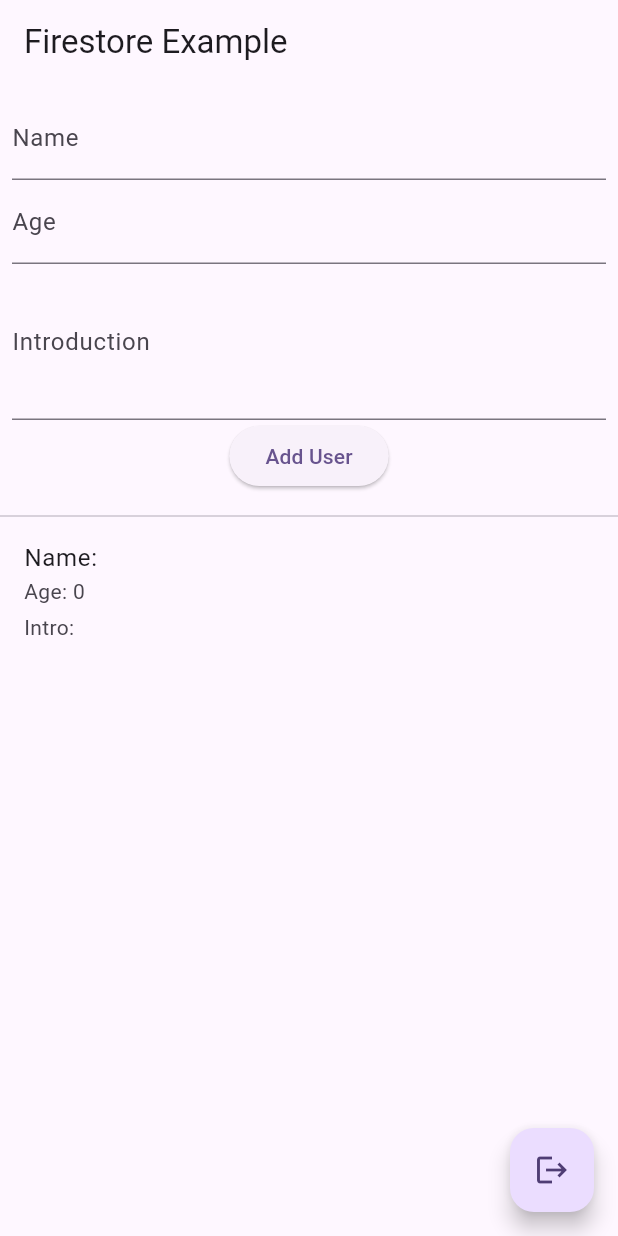
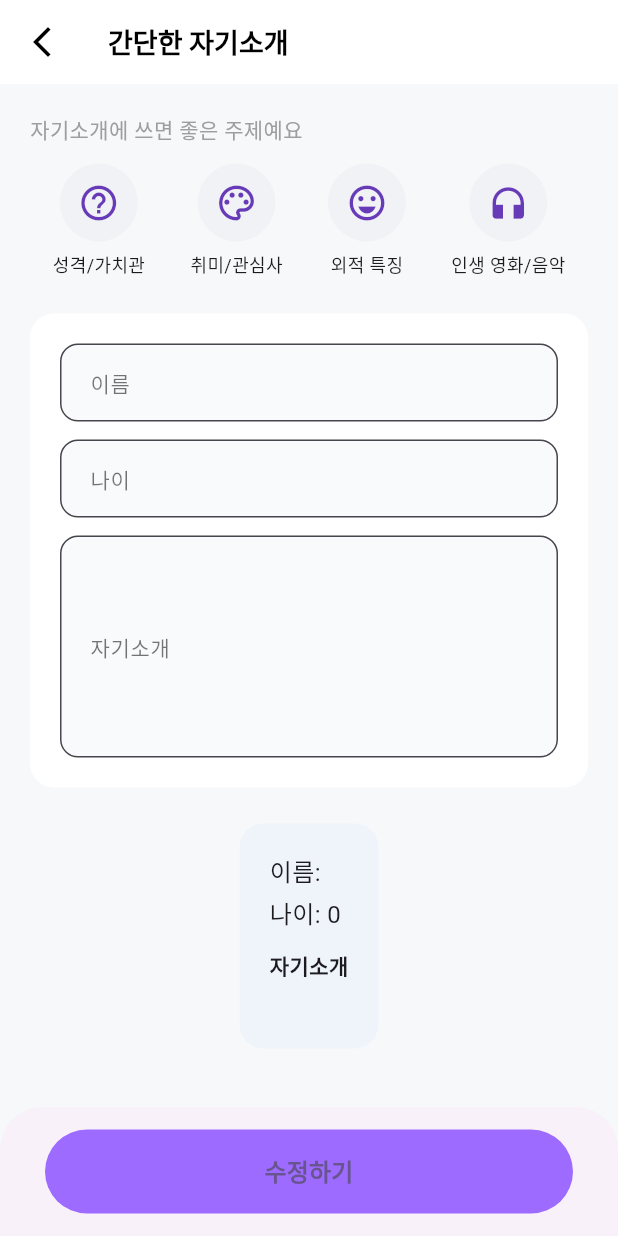
Before and after one commit to Geunwoo-Jeon/meeting, a Flutter app: the FirestorePage screen opened directly, on a phone screen of 412 x 824 dp. Run offline on Flutter 3.47's test engine with Material 3 defaults, Android fonts, the phone set to English and light mode, and no system bars; our stand-ins replace cloud_firestore, firebase_auth, firebase_core, google_sign_in; accounts and stored records are empty.

Commit message:
First UI design from GPT

```diff
--- a/lib/firestore_app/screens/firestore_page.dart
+++ b/lib/firestore_app/screens/firestore_page.dart
@@ -19,9 +19,9 @@ class _FirestorePageState extends State<FirestorePage> {
   final TextEditingController _introductionController = TextEditingController();
 
   void _addUser() {
-    final String name = _nameController.text;
-    final int? age = int.tryParse(_ageController.text);
-    final String introduction = _introductionController.text;
+    final String name = _nameController.text.trim();
+    final int? age = int.tryParse(_ageController.text.trim());
+    final String introduction = _introductionController.text.trim();
     if (name.isNotEmpty && age != null) {
       _firestoreService.addUser(name, age, introduction);
     }
@@ -29,43 +29,149 @@ class _FirestorePageState extends State<FirestorePage> {
 
   @override
   Widget build(BuildContext context) {
+    const Color primaryColor = Color(0xFF9D6BFF);
+    const Color backgroundColor = Color(0xFFF6F8FA);
+    const double borderRadius = 16.0;
+
     return Scaffold(
-      appBar: AppBar(title: const Text('Firestore Example')),
-      body: Column(
-        children: [
-          SingleChildScrollView(
-            padding: const EdgeInsets.all(8.0),
+      backgroundColor: backgroundColor,
+      appBar: AppBar(
+        backgroundColor: Colors.white,
+        elevation: 0,
+        title: const Text(
+          '간단한 자기소개',
+          style: TextStyle(
+            color: Colors.black,
+            fontSize: 18,
+            fontWeight: FontWeight.bold,
+          ),
+        ),
+        leading: IconButton(
+          icon: const Icon(Icons.arrow_back_ios_new, color: Colors.black),
+          onPressed: () => Navigator.pop(context),
+        ),
+      ),
+      body: SingleChildScrollView(
+        padding: const EdgeInsets.all(20),
         child: Column(
           children: [
-                TextField(
-                  controller: _nameController,
-                  decoration: const InputDecoration(labelText: 'Name'),
+            _buildSectionTitle("자기소개에 쓰면 좋은 주제예요"),
+            const SizedBox(height: 12),
+            _buildHintIcons(),
+            const SizedBox(height: 24),
+            _buildInputCard(primaryColor, borderRadius),
+            const SizedBox(height: 24),
+            _buildUserInfoCard(borderRadius),
+            const SizedBox(height: 80), // 버튼 공간 확보
+          ],
         ),
-                TextField(
-                  controller: _ageController,
-                  decoration: const InputDecoration(labelText: 'Age'),
+      ),
+      bottomSheet: Padding(
+        padding: const EdgeInsets.symmetric(vertical: 15, horizontal: 30),
+        child: SizedBox(
+          width: double.infinity,
+          height: 56,
+          child: ElevatedButton(
+            style: ElevatedButton.styleFrom(
+              backgroundColor: primaryColor,
+              shape: RoundedRectangleBorder(
+                borderRadius: BorderRadius.circular(30),
+              ),
+              elevation: 0,
+            ),
+            onPressed: _addUser,
+            child: const Text(
+              '수정하기',
+              style: TextStyle(fontSize: 16, fontWeight: FontWeight.w600),
+            ),
+          ),
+        ),
+      ),
+    );
+  }
+
+  Widget _buildSectionTitle(String text) {
+    return Align(
+      alignment: Alignment.centerLeft,
+      child: Text(
+        text,
+        style: const TextStyle(
+          color: Colors.grey,
+          fontSize: 14,
+          fontWeight: FontWeight.w400,
+        ),
+      ),
+    );
+  }
+
+  Widget _buildHintIcons() {
+    final hints = [
+      {'icon': Icons.help_outline, 'label': '성격/가치관'},
+      {'icon': Icons.palette_outlined, 'label': '취미/관심사'},
+      {'icon': Icons.emoji_emotions_outlined, 'label': '외적 특징'},
+      {'icon': Icons.headphones, 'label': '인생 영화/음악'},
+    ];
+
+    return Row(
+      mainAxisAlignment: MainAxisAlignment.spaceAround,
+      children:
+          hints.map((hint) {
+            return Column(
+              children: [
+                CircleAvatar(
+                  radius: 26,
+                  backgroundColor: const Color(0xFFF0F2F5),
+                  child: Icon(
+                    hint['icon'] as IconData,
+                    color: Colors.deepPurple,
+                    size: 28,
+                  ),
+                ),
+                const SizedBox(height: 6),
+                Text(
+                  hint['label'] as String,
+                  style: const TextStyle(fontSize: 12),
+                ),
+              ],
+            );
+          }).toList(),
+    );
+  }
+
+  Widget _buildInputCard(Color primaryColor, double borderRadius) {
+    return Container(
+      padding: const EdgeInsets.all(20),
+      decoration: BoxDecoration(
+        color: Colors.white,
+        borderRadius: BorderRadius.circular(borderRadius),
+      ),
+      child: Column(
+        children: [
+          _buildTextField(_nameController, '이름'),
+          const SizedBox(height: 12),
+          _buildTextField(
+            _ageController,
+            '나이',
             keyboardType: TextInputType.number,
           ),
-                TextField(
-                  controller: _introductionController,
-                  decoration: const InputDecoration(labelText: 'Introduction'),
-                  keyboardType: TextInputType.multiline,
-                  maxLines: null,
-                  minLines: 3,
-                ),
-                ElevatedButton(
-                  onPressed: _addUser,
-                  child: const Text('Add User'),
+          const SizedBox(height: 12),
+          _buildTextField(
+            _introductionController,
+            '자기소개',
+            minLines: 5,
+            maxLines: 5,
           ),
         ],
       ),
-          ),
-          const Divider(),
-          StreamBuilder<DocumentSnapshot>(
+    );
+  }
+
+  Widget _buildUserInfoCard(double borderRadius) {
+    return StreamBuilder<DocumentSnapshot>(
       stream: _firestoreService.getUserDocSnapshotStream(),
       builder: (context, snapshot) {
         if (snapshot.hasError) {
-                return const Text('Error loading data');
+          return const Text('데이터 불러오기 오류');
         }
         if (!snapshot.hasData || !snapshot.data!.exists) {
           return const CircularProgressIndicator();
@@ -74,35 +180,56 @@ class _FirestorePageState extends State<FirestorePage> {
         final data = snapshot.data!.data() as Map<String, dynamic>;
         final name = data['name'] ?? 'Unknown';
         final age = data['age']?.toString() ?? 'N/A';
-              final introduction = data['introduction'] ?? 'No introduction';
+        final intro = data['introduction'] ?? 'No introduction';
 
-              return ListTile(
-                title: Text('Name: $name'),
-                subtitle: Column(
+        return Container(
+          padding: const EdgeInsets.all(20),
+          decoration: BoxDecoration(
+            color: const Color(0xFFEFF4FB),
+            borderRadius: BorderRadius.circular(borderRadius),
+          ),
+          child: Column(
             crossAxisAlignment: CrossAxisAlignment.start,
             children: [
-                    Text('Age: $age'),
+              Text('이름: $name', style: const TextStyle(fontSize: 16)),
               const SizedBox(height: 4),
-                    Text('Intro: $introduction'),
+              Text('나이: $age', style: const TextStyle(fontSize: 16)),
+              const SizedBox(height: 12),
+              Text('자기소개', style: const TextStyle(fontWeight: FontWeight.bold)),
+              const SizedBox(height: 6),
+              Text(intro, style: const TextStyle(fontSize: 14, height: 1.4)),
             ],
           ),
         );
       },
+    );
+  }
+
+  Widget _buildTextField(
+    TextEditingController controller,
+    String label, {
+    TextInputType? keyboardType,
+    int? minLines,
+    int? maxLines,
+  }) {
+    return TextField(
+      controller: controller,
+      keyboardType: keyboardType,
+      minLines: minLines ?? 1,
+      maxLines: maxLines ?? 1,
+      decoration: InputDecoration(
+        labelText: label,
+        labelStyle: const TextStyle(fontSize: 14, color: Colors.black54),
+        contentPadding: const EdgeInsets.symmetric(
+          horizontal: 16,
+          vertical: 14,
         ),
-        ],
+        border: OutlineInputBorder(
+          borderRadius: BorderRadius.circular(12),
+          borderSide: const BorderSide(color: Colors.grey),
         ),
-      floatingActionButton: FloatingActionButton(
-        onPressed: () async {
-          await FirebaseAuth.instance.signOut();
-          await GoogleSignIn().signOut();
-          Navigator.pushReplacement(
-            context,
-            MaterialPageRoute(
-              builder: (context) => const LoginPage(title: 'Login Page'),
-            ),
-          );
-        },
-        child: const Icon(Icons.logout),
+        filled: true,
+        fillColor: const Color(0xFFF9FAFB),
       ),
     );
   }
```
Lines whose indentation alone changed are shown as unchanged.
